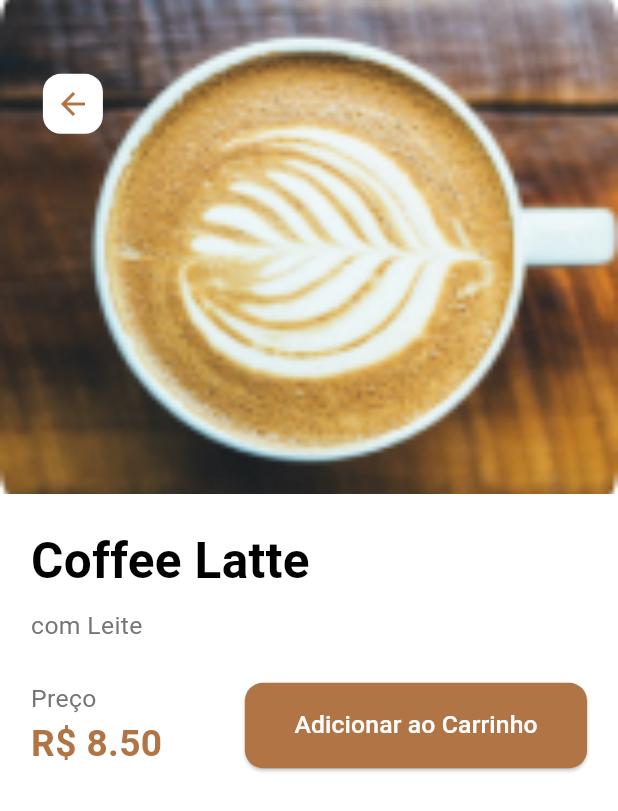
After one commit to mmkocak/quero-cafe, a Flutter app: the HomeScreen screen opened directly, after a tap on "Coffee Latte", on a phone screen of 412 x 824 dp. The commit adds this screen. Shown: the top 811 px of the screen. Run offline on Flutter 3.47's test engine with Material 3 defaults, Android fonts, the phone set to English and light mode, and no system bars; our stand-ins replace equatable, firebase_auth, firebase_core, flutter_bloc, flutter_dotenv; accounts and stored records are empty.

Commit message:
detaylar sayfası oluşturuldu

```diff
--- a/lib/core/cubit/authentication/authentication_cubit.dart
+++ b/lib/core/cubit/authentication/authentication_cubit.dart
@@ -1,4 +1,3 @@
-import 'package:flutter/foundation.dart';
 import 'package:flutter_bloc/flutter_bloc.dart';
 import 'package:equatable/equatable.dart';
 import 'package:http/http.dart' as http;
--- a/lib/core/routes/app_router.dart
+++ b/lib/core/routes/app_router.dart
@@ -3,12 +3,14 @@ import 'package:quero_cafe/view/login/login_screen.dart';
 import 'package:quero_cafe/view/register/register_screen.dart';
 import 'package:quero_cafe/view/splash/splash_screen.dart';
 import 'package:quero_cafe/view/widgets/custom_bottom_nav_bar.dart';
+import 'package:quero_cafe/view/screens/coffee_detail_screen.dart';
 
 class AppRouter {
   static const String splash = '/';
   static const String login = '/login';
   static const String register = '/register';
   static const String home = '/home';
+  static const String coffeeDetail = '/coffee-detail';
 
   static Map<String, Widget Function(BuildContext)> routes = {
     splash: (context) => const SplashScreen(),
--- a/lib/main.dart
+++ b/lib/main.dart
@@ -9,10 +9,7 @@ import 'package:quero_cafe/firebase_options.dart';
 import 'package:quero_cafe/generated/l10n.dart';
 import 'package:flutter_localizations/flutter_localizations.dart';
 import 'package:quero_cafe/core/cubit/navigation/navigation_cubit.dart';
-import 'package:quero_cafe/view/login/login_screen.dart';
 import 'package:quero_cafe/view/mixins/build_initial_screen.dart';
-import 'package:quero_cafe/view/splash/splash_screen.dart';
-import 'package:quero_cafe/view/widgets/custom_bottom_nav_bar.dart';
 
 void main() async {
   WidgetsFlutterBinding.ensureInitialized();
--- /dev/null
+++ b/lib/view/screens/coffee_detail_screen.dart
@@ -0,0 +1,134 @@
+import 'package:flutter/material.dart';
+
+class CoffeeDetailScreen extends StatelessWidget {
+  final String name;
+  final String description;
+  final double price;
+  final String imageUrl;
+
+  const CoffeeDetailScreen({
+    Key? key,
+    required this.name,
+    required this.description,
+    required this.price,
+    required this.imageUrl,
+  }) : super(key: key);
+
+  @override
+  Widget build(BuildContext context) {
+    final screenHeight = MediaQuery.of(context).size.height;
+    final screenWidth = MediaQuery.of(context).size.width;
+
+    return Scaffold(
+      backgroundColor: Colors.white,
+      body: SingleChildScrollView(
+        child: Column(
+          crossAxisAlignment: CrossAxisAlignment.start,
+          children: [
+            Stack(
+              children: [
+                Container(
+                  height: screenHeight * 0.4,
+                  width: double.infinity,
+                  decoration: BoxDecoration(
+                    image: DecorationImage(
+                      image: AssetImage(imageUrl),
+                      fit: BoxFit.cover,
+                    ),
+                  ),
+                ),
+                Positioned(
+                  top: screenHeight * 0.05,
+                  left: screenWidth * 0.05,
+                  child: IconButton(
+                    onPressed: () => Navigator.pop(context),
+                    icon: Container(
+                      padding: const EdgeInsets.all(8),
+                      decoration: BoxDecoration(
+                        color: Colors.white,
+                        borderRadius: BorderRadius.circular(12),
+                      ),
+                      child: const Icon(Icons.arrow_back, color: Color(0xFFB17445)),
+                    ),
+                  ),
+                ),
+              ],
+            ),
+            Padding(
+              padding: EdgeInsets.all(screenWidth * 0.05),
+              child: Column(
+                crossAxisAlignment: CrossAxisAlignment.start,
+                children: [
+                  Text(
+                    name,
+                    style: TextStyle(
+                      fontSize: screenWidth * 0.08,
+                      fontWeight: FontWeight.bold,
+                      color: Colors.black,
+                    ),
+                  ),
+                  SizedBox(height: screenHeight * 0.01),
+                  Text(
+                    description,
+                    style: TextStyle(
+                      fontSize: screenWidth * 0.04,
+                      color: Colors.grey[600],
+                    ),
+                  ),
+                  SizedBox(height: screenHeight * 0.03),
+                  Row(
+                    mainAxisAlignment: MainAxisAlignment.spaceBetween,
+                    children: [
+                      Column(
+                        crossAxisAlignment: CrossAxisAlignment.start,
+                        children: [
+                          Text(
+                            'Preço',
+                            style: TextStyle(
+                              fontSize: screenWidth * 0.04,
+                              color: Colors.grey[600],
+                            ),
+                          ),
+                          Text(
+                            'R\$ ${price.toStringAsFixed(2)}',
+                            style: TextStyle(
+                              fontSize: screenWidth * 0.06,
+                              fontWeight: FontWeight.bold,
+                              color: const Color(0xFFB17445),
+                            ),
+                          ),
+                        ],
+                      ),
+                      ElevatedButton(
+                        onPressed: () {
+                          // Sepete ekleme işlemi
+                        },
+                        style: ElevatedButton.styleFrom(
+                          backgroundColor: const Color(0xFFB17445),
+                          padding: EdgeInsets.symmetric(
+                            horizontal: screenWidth * 0.08,
+                            vertical: screenHeight * 0.02,
+                          ),
+                          shape: RoundedRectangleBorder(
+                            borderRadius: BorderRadius.circular(12),
+                          ),
+                        ),
+                        child: Text(
+                          'Adicionar ao Carrinho',
+                          style: TextStyle(
+                            color: Colors.white,
+                            fontSize: screenWidth * 0.04,
+                          ),
+                        ),
+                      ),
+                    ],
+                  ),
+                ],
+              ),
+            ),
+          ],
+        ),
+      ),
+    );
+  }
+}
--- a/lib/view/splash/splash_screen.dart
+++ b/lib/view/splash/splash_screen.dart
@@ -1,14 +1,12 @@
 import 'package:flutter/material.dart';
 import 'package:quero_cafe/core/cubit/locale/locale_cubit.dart';
 import 'package:flutter_bloc/flutter_bloc.dart';
-import 'package:quero_cafe/generated/l10n.dart';
 
 class SplashScreen extends StatelessWidget {
   const SplashScreen({Key? key}) : super(key: key);
 
   @override
   Widget build(BuildContext context) {
-    double screenWidth = MediaQuery.of(context).size.width;
     return Scaffold(
       body: Column(
         children: [
--- a/lib/view/widgets/coffee_item_card.dart
+++ b/lib/view/widgets/coffee_item_card.dart
@@ -1,4 +1,5 @@
 import 'package:flutter/material.dart';
+import 'package:quero_cafe/view/screens/coffee_detail_screen.dart';
 
 class CoffeeItemCard extends StatelessWidget {
   final String name;
@@ -16,7 +17,21 @@ class CoffeeItemCard extends StatelessWidget {
 
   @override
   Widget build(BuildContext context) {
-    return Container(
+    return GestureDetector(
+      onTap: () {
+        Navigator.push(
+          context,
+          MaterialPageRoute(
+            builder: (context) => CoffeeDetailScreen(
+              name: name,
+              description: description,
+              price: price,
+              imageUrl: imageUrl,
+            ),
+          ),
+        );
+      },
+      child: Container(
         decoration: BoxDecoration(
           color: Colors.white,
           borderRadius: BorderRadius.circular(15),
@@ -94,6 +109,7 @@ class CoffeeItemCard extends StatelessWidget {
             ),
           ],
         ),
+      ),
     );
   }
 }
```
Lines whose indentation alone changed are shown as unchanged.
